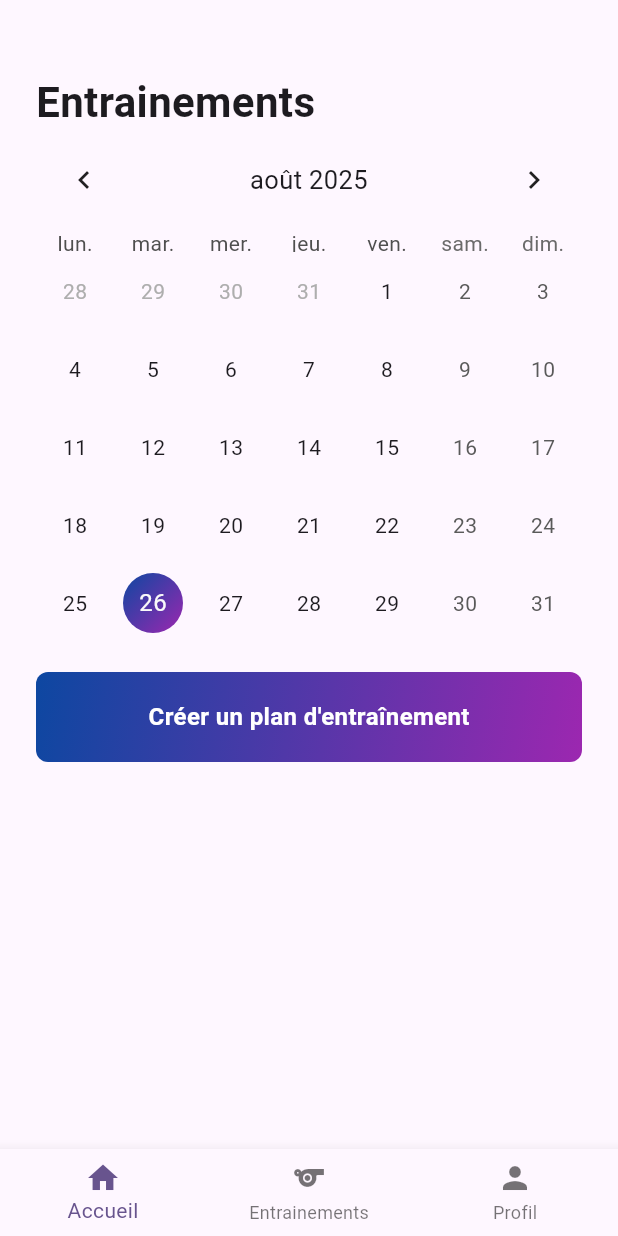
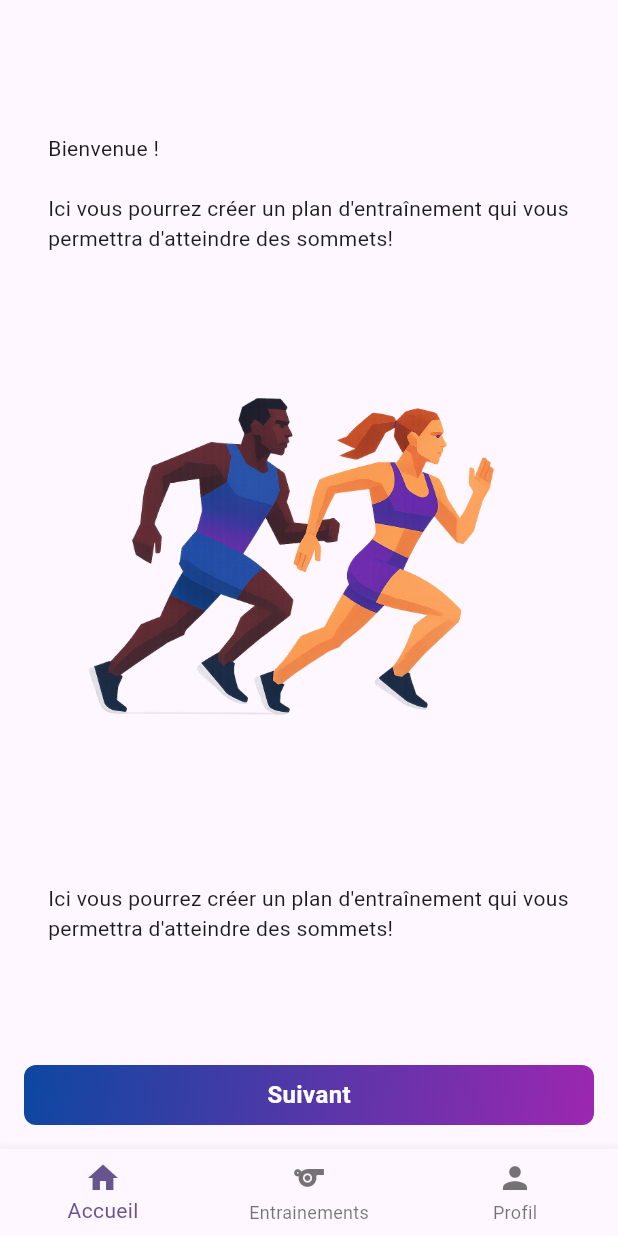
Before and after one commit to ferum-pdg/mobile-app, a Flutter app: the BottomNav screen opened directly with empty values, swiped to page 2, on a phone screen of 412 x 824 dp. Run offline on Flutter 3.47's test engine with Material 3 defaults, Android fonts, the phone set to English and light mode, and no system bars; drawn by our look-alikes of table_calendar; our stand-ins replace dio, jwt_decoder, share_plus, shared_preferences; missing offline and left inert: pigeon; accounts and stored records are empty.

Commit message:
feat: begin intro screen and implement pageController

```diff
--- a/lib/pages/training_plan/createTrainingPlan/goalDate.dart
+++ b/lib/pages/training_plan/createTrainingPlan/goalDate.dart
@@ -1,6 +1,6 @@
 import 'dart:ui';
 
-import 'package:ferum/pages/training_plan/createTrainingPlan/running.dart';
+import 'package:ferum/pages/training_plan/createTrainingPlan/running_screen.dart';
 import 'package:ferum/pages/home.dart';
 import 'package:flutter/material.dart';
 import 'package:table_calendar/table_calendar.dart';
--- a/lib/pages/training_plan/intro_screen.dart
+++ b/lib/pages/training_plan/intro_screen.dart
@@ -1 +1,103 @@
+import 'package:ferum/pages/training_plan/createTrainingPlan/cycling_screen.dart';
+import 'package:ferum/pages/training_plan/createTrainingPlan/running_screen.dart';
+import 'package:ferum/pages/training_plan/createTrainingPlan/swimming_screen.dart';
+import 'package:ferum/widgets/gradientButton.dart';
 import 'package:flutter/material.dart';
+
+class IntroScreen extends StatefulWidget {
+  final VoidCallback onPlanCreated;
+  const IntroScreen({
+    super.key,
+    required this.onPlanCreated,
+  });
+
+  @override
+  State<IntroScreen> createState() => _IntroScreenState();
+}
+
+class _IntroScreenState extends State<IntroScreen> {
+  final PageController _pageController = PageController();
+  int _currentPage = 0;
+
+  late final List<Widget> _pages;
+
+  @override
+  void initState() {
+    super.initState();
+    _pages = [
+      _welcomePage(),
+      RunningScreen(),
+      SwimmingScreen(),
+      CyclingScreen()
+    ];
+  }
+
+  void _nextPage() {
+    if (_currentPage < _pages.length - 1){
+      _pageController.nextPage(
+        duration: const Duration(milliseconds: 300),
+        curve: Curves.easeOut,
+      );
+    } else {
+      // Last page : plan is created.
+      widget.onPlanCreated();
+    }
+  }
+
+  Widget _welcomePage(){
+    return Padding(
+      padding: const EdgeInsets.all(32.0),
+      child: Column(
+        mainAxisAlignment: MainAxisAlignment.center,
+        crossAxisAlignment: CrossAxisAlignment.start,
+        children: [
+          const SizedBox(height: 24),
+          const Text(
+            "Bienvenue !",
+          ),
+          const SizedBox(height: 20),
+          const Text(
+            "Ici vous pourrez créer un plan d'entraînement qui vous permettra d'atteindre des sommets!"
+          ),
+          Image.asset(
+            "assets/img/icon-tp.png",
+            height: 400,
+          ),
+          const SizedBox(height: 20),
+          const Text(
+            "Ici vous pourrez créer un plan d'entraînement qui vous permettra d'atteindre des sommets!"
+          ),
+        ],
+      ),
+    );
+  }
+  @override
+  Widget build(BuildContext context) {
+    return Scaffold(
+      body: Column(
+        children: [
+          Expanded(
+            child: PageView(
+              controller: _pageController,
+              onPageChanged: (index) {
+                setState(() {
+                  _currentPage = index;
+                });
+              },
+              children: _pages,
+            )
+          ),
+
+          Padding(
+            padding: const EdgeInsets.all(16.0),
+            child: GradientButton(
+              text: _currentPage < _pages.length - 1 ? "Suivant" : "Je crée mon plan",
+              onTap: _nextPage,
+              height: 40.0,
+            ),
+          )
+        ],
+      ),
+    );
+  }
+}
--- /dev/null
+++ b/lib/pages/training_plan/training_plan_wrapper.dart
@@ -0,0 +1,48 @@
+import 'package:ferum/pages/training_plan/intro_screen.dart';
+import 'package:ferum/pages/training_plan/training_plan_screen.dart';
+import 'package:flutter/material.dart';
+import 'package:shared_preferences/shared_preferences.dart';
+
+class TrainingPlanWrapper extends StatefulWidget {
+  const TrainingPlanWrapper({super.key});
+
+  @override
+  State<TrainingPlanWrapper> createState() => _TrainingPlanWrapperState();
+}
+
+class _TrainingPlanWrapperState extends State<TrainingPlanWrapper> {
+  SharedPreferences? prefs;
+  bool? hasTrainingPlan;
+
+  @override
+  void initState() {
+    super.initState();
+    initPrefs();
+  }
+
+  Future<void> initPrefs() async {
+    SharedPreferences p = await SharedPreferences.getInstance();
+
+    bool? plan = p.getBool('hasTrainingPlan');
+    setState(() {
+      prefs = p;
+      hasTrainingPlan = false ?? false;
+    });
+  }
+
+  @override
+  Widget build(BuildContext context) {
+    if (hasTrainingPlan == true){
+      return TrainingPlanScreen();
+    } else {
+      return IntroScreen(
+        onPlanCreated: () {
+          prefs?.setBool('hasTrainingPlan', true);
+          setState(() {
+            hasTrainingPlan = true;
+          });
+        },
+      );
+    }
+  }
+}
--- a/lib/pages/workouts.dart
+++ b/lib/pages/workouts.dart
@@ -1,6 +1,6 @@
 import 'dart:ui';
 
-import 'package:ferum/pages/training_plan/createTrainingPlan/running.dart';
+import 'package:ferum/pages/training_plan/createTrainingPlan/running_screen.dart';
 import 'package:ferum/pages/home.dart';
 import 'package:flutter/material.dart';
 import 'package:table_calendar/table_calendar.dart';
@@ -9,7 +9,7 @@ import 'package:shared_preferences/shared_preferences.dart';
 
 import '../utils/sharedPreferences.dart';
 import '../widgets/gradientButton.dart';
-import 'training_plan/createTrainingPlan/swimming.dart';
+import 'training_plan/createTrainingPlan/swimming_screen.dart';
 
 class WorkoutsPage extends StatefulWidget {
   const WorkoutsPage({super.key});
@@ -103,7 +103,7 @@ class _WorkoutsPageState extends State<WorkoutsPage> {
                         context,
                         MaterialPageRoute(
                           builder: (context) =>
-                              const swimmingPageTrainingPlan(),
+                              const SwimmingScreen(),
                         ),
                       );
                     },
--- a/lib/widgets/bottomNav.dart
+++ b/lib/widgets/bottomNav.dart
@@ -1,3 +1,4 @@
+import 'package:ferum/pages/training_plan/training_plan_wrapper.dart';
 import 'package:flutter/material.dart';
 
 import '../pages/profile_screen.dart';
@@ -34,7 +35,7 @@ class _BottomNavState extends State<BottomNav> {
     return Scaffold(
       body: PageView(
         controller: pageController,
-        children: [MyHomePage(), WorkoutsPage(), ProfilePage(user: widget.user)],
+        children: [MyHomePage(), TrainingPlanWrapper(), ProfilePage(user: widget.user)],
       ),
       bottomNavigationBar: BottomNavigationBar(
         currentIndex: selectedIndex,
```
Also changed, not shown: lib/pages/training_plan/createTrainingPlan/cycling_screen.dart (renamed from lib/pages/training_plan/createTrainingPlan/cycling.dart, +7 -7 lines), lib/pages/training_plan/createTrainingPlan/running_screen.dart (renamed from lib/pages/training_plan/createTrainingPlan/running.dart, +5 -27 lines), lib/pages/training_plan/createTrainingPlan/swimming_screen.dart (renamed from lib/pages/training_plan/createTrainingPlan/swimming.dart, +7 -7 lines).
